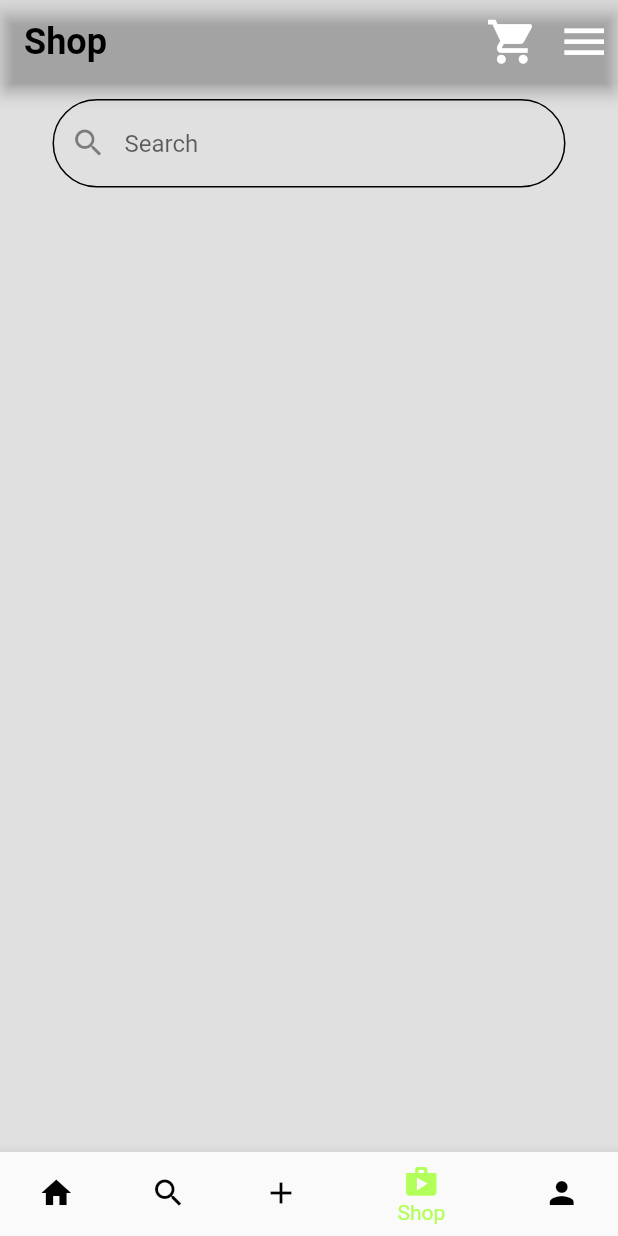
After one commit to rohan165-boop/Project, a Flutter app: the HomePage screen opened directly, item 4 of the bottom bar chosen, after a tap on the "shopping cart" icon, on a phone screen of 412 x 824 dp. The commit adds this screen. Run offline on Flutter 3.47's test engine with Material 2 defaults, Android fonts, the light colour scheme and no system bars.

Commit message:
work in progress

```diff
--- /dev/null
+++ b/lib/Pages/home_page.dart
@@ -0,0 +1,69 @@
+import 'package:flutter/material.dart';
+import 'package:flutter/services.dart';
+
+import '../featurse/home/view/home_view.dart';
+import '../featurse/post/view/post_view.dart';
+import '../featurse/profile/view/profile_view.dart';
+import '../featurse/search/view/search_view.dart';
+import '../featurse/shop/view/shop_view.dart';
+
+class HomePage extends StatefulWidget {
+  const HomePage({ Key? key }) : super(key: key);
+
+  @override
+  State<HomePage> createState() => _HomePageState();
+}
+
+class _HomePageState extends State<HomePage> {
+
+  List<Widget> page = [
+    HomeView(),
+    SearchView(),
+    PostView(),
+    ShopView(),
+    Profile(),
+  ];
+
+  int _currentIndex = 0;
+  @override
+  Widget build(BuildContext context) {
+    return WillPopScope(
+      onWillPop: () async{
+        if(_currentIndex == 0) {
+          SystemNavigator.pop();
+        } else {
+          _currentIndex = 0;
+          setState(() {});
+        }
+        return false;
+      },
+      child: Scaffold(
+        backgroundColor: Colors.grey.shade200,
+        body: page[_currentIndex],
+        bottomNavigationBar: BottomNavigationBar(
+          selectedItemColor: Colors.lightGreenAccent,
+          unselectedItemColor: Colors.black,
+          currentIndex: _currentIndex,
+          onTap: (index) {
+            setState(() {
+              _currentIndex = index;
+            });
+          },
+          items:const [
+            BottomNavigationBarItem(icon: Icon(Icons.home),
+            label: "Home"),
+            BottomNavigationBarItem(icon: Icon(Icons.search),
+            label: "Search"),
+            BottomNavigationBarItem(icon: Icon(Icons.add),
+            label: "Add Post"),
+            BottomNavigationBarItem(icon: Icon(Icons.shop),
+            label: "Shop"),
+            BottomNavigationBarItem(icon: Icon(Icons.person),
+            label: "Profile"),
+          ],
+        ),
+      ),
+
+    );
+  }
+}
--- /dev/null
+++ b/lib/featurse/home/view/home_view.dart
@@ -0,0 +1,38 @@
+import 'package:flutter/material.dart';
+
+class HomeView extends StatefulWidget {
+  const HomeView({ Key? key }) : super(key: key);
+
+  @override
+  State<HomeView> createState() => _HomeViewState();
+}
+
+class _HomeViewState extends State<HomeView> {
+  @override
+  Widget build(BuildContext context) {
+    return Scaffold(
+      backgroundColor: Colors.grey.shade300,
+      appBar: AppBar(
+        backgroundColor: Colors.transparent,
+        automaticallyImplyLeading: false,
+        title:const Text("Home",
+        style: TextStyle(
+          color: Colors.black,
+          fontSize: 24,
+          fontWeight: FontWeight.bold
+        ),),
+         actions: [
+          IconButton(onPressed: () {},
+          icon:const Icon(Icons.favorite_border_outlined,
+          size: 35,),
+          ),
+          IconButton(onPressed: () {},
+          icon:const Icon(Icons.messenger_outline_outlined,
+          size: 35,),
+          )
+        ],
+      ),
+
+    );
+  }
+}
--- /dev/null
+++ b/lib/featurse/shop/view/shop_view.dart
@@ -0,0 +1,59 @@
+import 'package:flutter/material.dart';
+
+class ShopView extends StatefulWidget {
+  const ShopView({ Key? key }) : super(key: key);
+
+  @override
+  State<ShopView> createState() => _ShopViewState();
+}
+
+class _ShopViewState extends State<ShopView> {
+  @override
+  Widget build(BuildContext context) {
+    return Scaffold(
+      backgroundColor: Colors.grey.shade300,
+      appBar: AppBar(
+        backgroundColor: Colors.transparent,
+        automaticallyImplyLeading: false,
+        title:const Text("Shop",
+        style: TextStyle(
+          color: Colors.black,
+          fontSize: 24,
+          fontWeight: FontWeight.bold
+        ),),
+         actions: [
+          IconButton(onPressed: () {},
+          icon:const Icon(Icons.shopping_cart,
+          size: 35,),
+          ),
+          IconButton(onPressed: () {},
+          icon:const Icon(Icons.menu,
+          size: 35,),
+          )
+        ],
+      ),
+
+      body: Column(
+        children: [
+          Padding(
+            padding: const EdgeInsets.only(top: 10, left: 35, right: 35),
+            child: TextField(
+              decoration: InputDecoration(
+                hintText: "Search",
+                prefixIcon:const Icon(Icons.search),
+                enabledBorder: OutlineInputBorder(
+                  borderRadius:BorderRadius.circular(50),
+                  borderSide:const BorderSide(color: Colors.black),),
+                  focusedBorder: OutlineInputBorder(
+                    borderRadius:BorderRadius.circular(50),
+                    borderSide: BorderSide(color: Colors.green.shade600),),
+                    focusColor: Colors.redAccent.shade400
+              ),
+            ),
+          )
+        ],
+      ),
+
+    );
+  }
+}
```
Also changed, not shown: lib/Pages/create_account_page.dart (+64 -6 lines), lib/Pages/login_page.dart (+62 -5 lines), lib/featurse/post/view/post_view.dart (added, +38 -0 lines), lib/featurse/profile/view/profile_view.dart (added, +38 -0 lines), lib/featurse/search/view/search_view.dart (added, +28 -0 lines).
